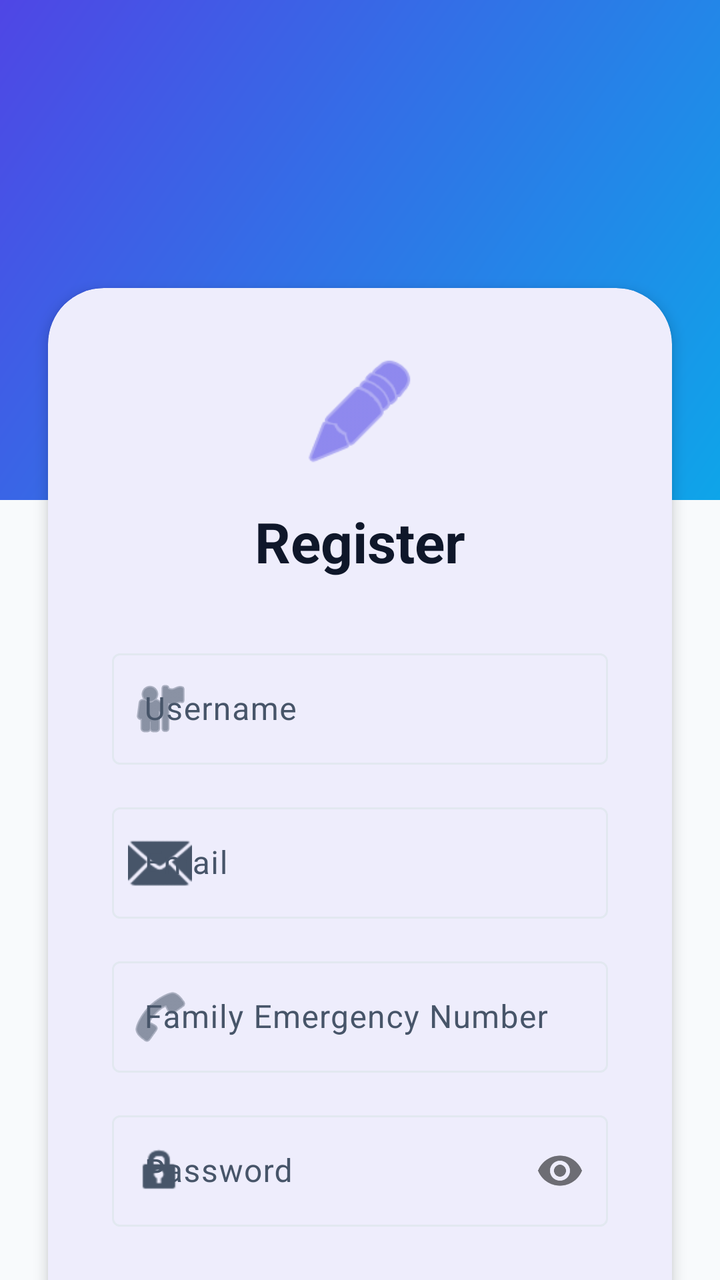
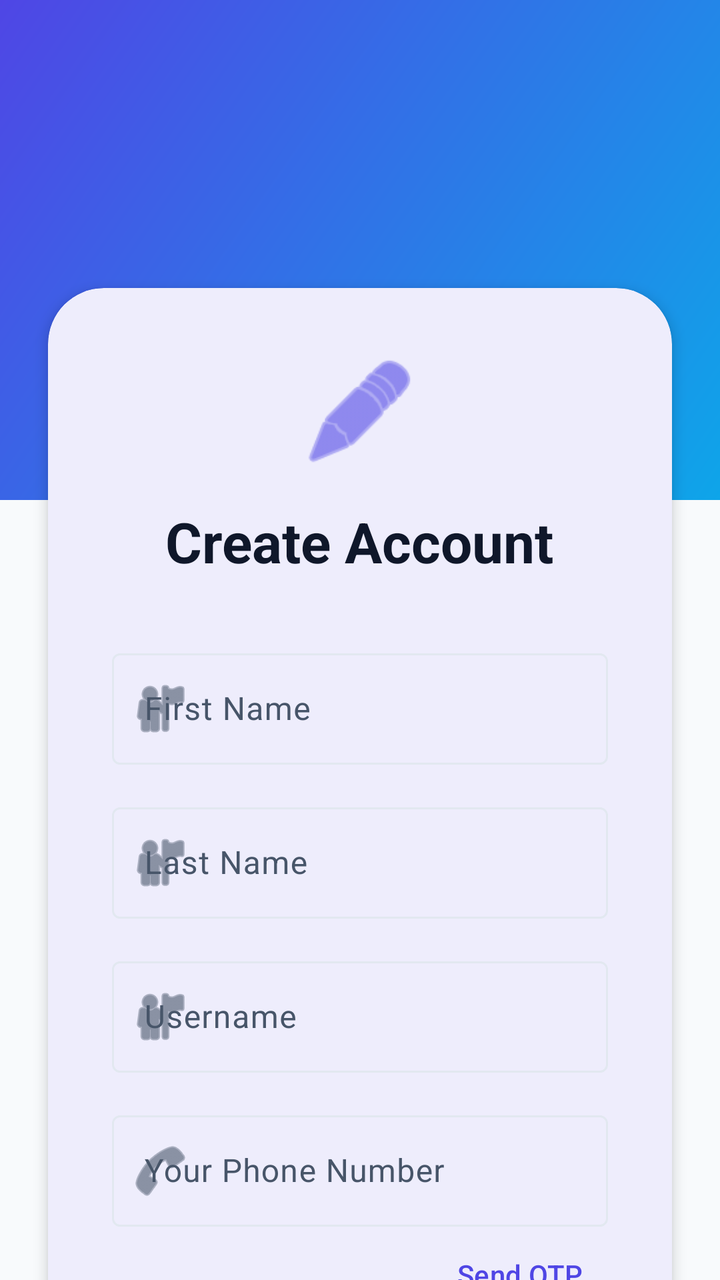

The first picture is an Android layout as it rendered before a commit; the second is the same layout after the commit. The layout source and the unified diff follow.
<!-- AndroidManifest.xml: application theme Theme.CrimeDetection -->
<!-- res/layout/activity_register.xml -->
<?xml version="1.0" encoding="utf-8"?>
<androidx.constraintlayout.widget.ConstraintLayout xmlns:android="http://schemas.android.com/apk/res/android"
    xmlns:app="http://schemas.android.com/apk/res-auto"
    android:layout_width="match_parent"
    android:layout_height="match_parent"
    android:background="?android:attr/colorBackground">

    <View
        android:id="@+id/topGradient"
        android:layout_width="match_parent"
        android:layout_height="250dp"
        android:background="@drawable/bg_gradient_primary"
        app:layout_constraintTop_toTopOf="parent" />

    <androidx.core.widget.NestedScrollView
        android:layout_width="match_parent"
        android:layout_height="match_parent"
        android:clipToPadding="false"
        android:paddingTop="120dp"
        android:paddingBottom="40dp">

        <com.google.android.material.card.MaterialCardView
            android:layout_width="match_parent"
            android:layout_height="wrap_content"
            android:layout_margin="24dp"
            app:cardCornerRadius="28dp"
            app:cardElevation="4dp"
            app:strokeWidth="0dp">

            <LinearLayout
                android:layout_width="match_parent"
                android:layout_height="wrap_content"
                android:orientation="vertical"
                android:padding="32dp">

                <ImageView
                    android:layout_width="60dp"
                    android:layout_height="60dp"
                    android:layout_gravity="center"
                    android:src="@android:drawable/ic_menu_edit"
                    app:tint="?attr/colorPrimary" />

                <TextView
                    android:layout_width="wrap_content"
                    android:layout_height="wrap_content"
                    android:layout_gravity="center"
                    android:layout_marginTop="16dp"
                    android:text="@string/title_register"
                    android:textColor="?attr/colorOnSurface"
                    android:textSize="28sp"
                    android:textStyle="bold" />

                <com.google.android.material.textfield.TextInputLayout
                    style="@style/Widget.Material3.TextInputLayout.OutlinedBox"
                    android:layout_width="match_parent"
                    android:layout_height="wrap_content"
                    android:layout_marginTop="32dp"
                    android:hint="@string/label_username"
                    app:startIconDrawable="@android:drawable/ic_menu_myplaces">

                    <com.google.android.material.textfield.TextInputEditText
                        android:id="@+id/etUsername"
                        android:layout_width="match_parent"
                        android:layout_height="wrap_content"
                        android:inputType="textPersonName" />
                </com.google.android.material.textfield.TextInputLayout>

                <com.google.android.material.textfield.TextInputLayout
                    style="@style/Widget.Material3.TextInputLayout.OutlinedBox"
                    android:layout_width="match_parent"
                    android:layout_height="wrap_content"
                    android:layout_marginTop="16dp"
                    android:hint="@string/label_email"
                    app:startIconDrawable="@android:drawable/ic_dialog_email">

                    <com.google.android.material.textfield.TextInputEditText
                        android:id="@+id/etEmail"
                        android:layout_width="match_parent"
                        android:layout_height="wrap_content"
                        android:inputType="textEmailAddress" />
                </com.google.android.material.textfield.TextInputLayout>

                <com.google.android.material.textfield.TextInputLayout
                    style="@style/Widget.Material3.TextInputLayout.OutlinedBox"
                    android:layout_width="match_parent"
                    android:layout_height="wrap_content"
                    android:layout_marginTop="16dp"
                    android:hint="@string/label_family_num"
                    app:startIconDrawable="@android:drawable/ic_menu_call">

                    <com.google.android.material.textfield.TextInputEditText
                        android:id="@+id/etFamilyNum"
                        android:layout_width="match_parent"
                        android:layout_height="wrap_content"
                        android:inputType="phone" />
                </com.google.android.material.textfield.TextInputLayout>

                <com.google.android.material.textfield.TextInputLayout
                    style="@style/Widget.Material3.TextInputLayout.OutlinedBox"
                    android:layout_width="match_parent"
                    android:layout_height="wrap_content"
                    android:layout_marginTop="16dp"
                    android:hint="@string/label_password"
                    app:passwordToggleEnabled="true"
                    app:startIconDrawable="@android:drawable/ic_lock_idle_lock">

                    <com.google.android.material.textfield.TextInputEditText
                        android:id="@+id/etPassword"
                        android:layout_width="match_parent"
                        android:layout_height="wrap_content"
                        android:inputType="textPassword" />
                </com.google.android.material.textfield.TextInputLayout>

                <com.google.android.material.button.MaterialButton
                    android:id="@+id/btnRegister"
                    android:layout_width="match_parent"
                    android:layout_height="60dp"
                    android:layout_marginTop="32dp"
                    android:text="@string/btn_register"
                    android:textSize="16sp"
                    app:cornerRadius="16dp" />

                <TextView
                    android:id="@+id/tvLogin"
                    android:layout_width="wrap_content"
                    android:layout_height="wrap_content"
                    android:layout_gravity="center"
                    android:layout_marginTop="24dp"
                    android:padding="8dp"
                    android:text="@string/msg_has_account"
                    android:textColor="?attr/colorPrimary"
                    android:textStyle="bold" />

            </LinearLayout>
        </com.google.android.material.card.MaterialCardView>
    </androidx.core.widget.NestedScrollView>

</androidx.constraintlayout.widget.ConstraintLayout>
<!-- resources referenced by this layout -->
<resources>
  <!-- drawable bg_gradient_primary (drawable) -->
  <?xml version="1.0" encoding="utf-8"?>
  <shape xmlns:android="http://schemas.android.com/apk/res/android">
      <gradient
          android:angle="135"
          android:endColor="@color/colorPrimary"
          android:startColor="@color/colorTertiary"
          android:type="linear" />
  </shape>
  <string name="btn_register">Register</string>
  <string name="label_email">Email</string>
  <string name="label_family_num">Family Emergency Number</string>
  <string name="label_password">Password</string>
  <string name="label_username">Username</string>
  <string name="msg_has_account">Already have an account? Login</string>
  <string name="title_register">Register</string>
  <style name="Theme.CrimeDetection" parent="Theme.Material3.DayNight.NoActionBar">
          
          <item name="colorPrimary">@color/colorPrimary</item>
          <item name="colorOnPrimary">@color/colorOnPrimary</item>
          <item name="colorPrimaryContainer">@color/colorPrimaryContainer</item>
          <item name="colorOnPrimaryContainer">@color/colorOnPrimaryContainer</item>
  
          
          <item name="colorSecondary">@color/colorSecondary</item>
          <item name="colorOnSecondary">@color/colorOnSecondary</item>
          <item name="colorSecondaryContainer">@color/colorSecondaryContainer</item>
          <item name="colorOnSecondaryContainer">@color/colorOnSecondaryContainer</item>
  
          
          <item name="colorTertiary">@color/colorTertiary</item>
          <item name="colorOnTertiary">@color/colorOnTertiary</item>
  
          
          <item name="android:statusBarColor">?attr/colorSurface</item>
          <item name="android:windowLightStatusBar">true</item>
  
          
          <item name="android:colorBackground">@color/colorBackground</item>
          <item name="colorSurface">@color/colorSurface</item>
          <item name="colorOnSurface">@color/colorOnSurface</item>
          <item name="colorSurfaceVariant">@color/colorSurfaceVariant</item>
          <item name="colorOnSurfaceVariant">@color/colorOnSurfaceVariant</item>
          <item name="colorOutline">@color/colorOutline</item>
  
          <item name="bottomNavigationStyle">@style/Widget.App.BottomNavigationView</item>
      </style>
  <color name="colorPrimary">#4F46E5</color>
  <color name="colorTertiary">#0EA5E9</color>
  <color name="colorOnPrimary">#FFFFFF</color>
  <color name="colorPrimaryContainer">#EEF2FF</color>
  <color name="colorOnPrimaryContainer">#3730A3</color>
  <color name="colorSecondary">#0F172A</color>
  <color name="colorOnSecondary">#FFFFFF</color>
  <color name="colorSecondaryContainer">#F1F5F9</color>
  <color name="colorOnSecondaryContainer">#1E293B</color>
  <color name="colorOnTertiary">#FFFFFF</color>
  <color name="colorBackground">#F8FAFC</color>
  <color name="colorSurface">#FFFFFF</color>
  <color name="colorOnSurface">#0F172A</color>
  <color name="colorSurfaceVariant">#F1F5F9</color>
  <color name="colorOnSurfaceVariant">#475569</color>
  <color name="colorOutline">#E2E8F0</color>
  <style name="Widget.App.BottomNavigationView" parent="Widget.Material3.BottomNavigationView">
          <item name="labelVisibilityMode">labeled</item>
          <item name="itemIconTint">@color/bottom_nav_colors</item>
          <item name="itemTextColor">@color/bottom_nav_colors</item>
          <item name="itemRippleColor">@color/colorSecondaryContainer</item>
          <item name="backgroundTint">?attr/colorSurface</item>
      </style>
</resources>

<!-- the commit's change to res/layout/activity_register.xml (unified diff, before → after) -->
@@ -55,6 +55,36 @@
                     android:layout_width="match_parent"
                     android:layout_height="wrap_content"
                     android:layout_marginTop="32dp"
+                    android:hint="@string/label_first_name"
+                    app:startIconDrawable="@android:drawable/ic_menu_myplaces">
+
+                    <com.google.android.material.textfield.TextInputEditText
+                        android:id="@+id/etFirstName"
+                        android:layout_width="match_parent"
+                        android:layout_height="wrap_content"
+                        android:inputType="textPersonName" />
+                </com.google.android.material.textfield.TextInputLayout>
+
+                <com.google.android.material.textfield.TextInputLayout
+                    style="@style/Widget.Material3.TextInputLayout.OutlinedBox"
+                    android:layout_width="match_parent"
+                    android:layout_height="wrap_content"
+                    android:layout_marginTop="16dp"
+                    android:hint="@string/label_last_name"
+                    app:startIconDrawable="@android:drawable/ic_menu_myplaces">
+
+                    <com.google.android.material.textfield.TextInputEditText
+                        android:id="@+id/etLastName"
+                        android:layout_width="match_parent"
+                        android:layout_height="wrap_content"
+                        android:inputType="textPersonName" />
+                </com.google.android.material.textfield.TextInputLayout>
+
+                <com.google.android.material.textfield.TextInputLayout
+                    style="@style/Widget.Material3.TextInputLayout.OutlinedBox"
+                    android:layout_width="match_parent"
+                    android:layout_height="wrap_content"
+                    android:layout_marginTop="16dp"
                     android:hint="@string/label_username"
                     app:startIconDrawable="@android:drawable/ic_menu_myplaces">
 
@@ -70,6 +100,61 @@
                     android:layout_width="match_parent"
                     android:layout_height="wrap_content"
                     android:layout_marginTop="16dp"
+                    android:hint="Your Phone Number"
+                    app:startIconDrawable="@android:drawable/ic_menu_call">
+
+                    <com.google.android.material.textfield.TextInputEditText
+                        android:id="@+id/etUserPhone"
+                        android:layout_width="match_parent"
+                        android:layout_height="wrap_content"
+                        android:inputType="phone" />
+                </com.google.android.material.textfield.TextInputLayout>
+
+                <LinearLayout
+                    android:id="@+id/otpContainer"
+                    android:layout_width="match_parent"
+                    android:layout_height="wrap_content"
+                    android:orientation="vertical"
+                    android:visibility="gone">
+
+                    <com.google.android.material.textfield.TextInputLayout
+                        style="@style/Widget.Material3.TextInputLayout.OutlinedBox"
+                        android:layout_width="match_parent"
+                        android:layout_height="wrap_content"
+                        android:layout_marginTop="8dp"
+                        android:hint="Enter OTP"
+                        app:startIconDrawable="@android:drawable/ic_dialog_info">
+
+                        <com.google.android.material.textfield.TextInputEditText
+                            android:id="@+id/etOtp"
+                            android:layout_width="match_parent"
+                            android:layout_height="wrap_content"
+                            android:inputType="number"
+                            android:maxLength="6" />
+                    </com.google.android.material.textfield.TextInputLayout>
+
+                    <com.google.android.material.button.MaterialButton
+                        android:id="@+id/btnSubmitOtp"
+                        style="@style/Widget.Material3.Button.TonalButton"
+                        android:layout_width="match_parent"
+                        android:layout_height="wrap_content"
+                        android:layout_marginTop="8dp"
+                        android:text="Verify OTP" />
+                </LinearLayout>
+
+                <com.google.android.material.button.MaterialButton
+                    android:id="@+id/btnVerifyPhone"
+                    style="@style/Widget.Material3.Button.TextButton"
+                    android:layout_width="wrap_content"
+                    android:layout_height="wrap_content"
+                    android:layout_gravity="end"
+                    android:text="Send OTP" />
+
+                <com.google.android.material.textfield.TextInputLayout
+                    style="@style/Widget.Material3.TextInputLayout.OutlinedBox"
+                    android:layout_width="match_parent"
+                    android:layout_height="wrap_content"
+                    android:layout_marginTop="8dp"
                     android:hint="@string/label_email"
                     app:startIconDrawable="@android:drawable/ic_dialog_email">
 
@@ -80,12 +165,59 @@
                         android:inputType="textEmailAddress" />
                 </com.google.android.material.textfield.TextInputLayout>
 
-                <com.google.android.material.textfield.TextInputLayout
-                    style="@style/Widget.Material3.TextInputLayout.OutlinedBox"
-                    android:layout_width="match_parent"
-                    android:layout_height="wrap_content"
-                    android:layout_marginTop="16dp"
-                    android:hint="@string/label_family_num"
+                <com.google.android.material.button.MaterialButton
+                    android:id="@+id/btnVerifyEmail"
+                    style="@style/Widget.Material3.Button.TextButton"
+                    android:layout_width="wrap_content"
+                    android:layout_height="wrap_content"
+                    android:layout_gravity="end"
+                    android:text="Verify Email" />
+
+                <LinearLayout
+                    android:id="@+id/otpEmailContainer"
+                    android:layout_width="match_parent"
+                    android:layout_height="wrap_content"
+                    android:orientation="vertical"
+                    android:visibility="gone">
+
+                    <com.google.android.material.textfield.TextInputLayout
+                        style="@style/Widget.Material3.TextInputLayout.OutlinedBox"
+                        android:layout_width="match_parent"
+                        android:layout_height="wrap_content"
+                        android:layout_marginTop="8dp"
+                        android:hint="Enter Email OTP"
+                        app:startIconDrawable="@android:drawable/ic_dialog_info">
+
+                        <com.google.android.material.textfield.TextInputEditText
+                            android:id="@+id/etEmailOtp"
+                            android:layout_width="match_parent"
+                            android:layout_height="wrap_content"
+                            android:inputType="number"
+                            android:maxLength="6" />
+                    </com.google.android.material.textfield.TextInputLayout>
+
+                    <com.google.android.material.button.MaterialButton
+                        android:id="@+id/btnSubmitEmailOtp"
+                        style="@style/Widget.Material3.Button.TonalButton"
+                        android:layout_width="match_parent"
+                        android:layout_height="wrap_content"
+                        android:layout_marginTop="8dp"
+                        android:text="Verify Email OTP" />
+                </LinearLayout>
+
+                <TextView
+                    android:layout_width="wrap_content"
+                    android:layout_height="wrap_content"
+                    android:layout_marginTop="16dp"
+                    android:text="Emergency Contact Details"
+                    android:textStyle="bold" />
+
+                <com.google.android.material.textfield.TextInputLayout
+                    style="@style/Widget.Material3.TextInputLayout.OutlinedBox"
+                    android:layout_width="match_parent"
+                    android:layout_height="wrap_content"
+                    android:layout_marginTop="8dp"
+                    android:hint="Emergency Contact Phone"
                     app:startIconDrawable="@android:drawable/ic_menu_call">
 
                     <com.google.android.material.textfield.TextInputEditText
@@ -93,6 +225,21 @@
                         android:layout_width="match_parent"
                         android:layout_height="wrap_content"
                         android:inputType="phone" />
+                </com.google.android.material.textfield.TextInputLayout>
+
+                <com.google.android.material.textfield.TextInputLayout
+                    style="@style/Widget.Material3.TextInputLayout.OutlinedBox"
+                    android:layout_width="match_parent"
+                    android:layout_height="wrap_content"
+                    android:layout_marginTop="16dp"
+                    android:hint="Emergency Contact Email"
+                    app:startIconDrawable="@android:drawable/ic_dialog_email">
+
+                    <com.google.android.material.textfield.TextInputEditText
+                        android:id="@+id/etEmergencyEmail"
+                        android:layout_width="match_parent"
+                        android:layout_height="wrap_content"
+                        android:inputType="textEmailAddress" />
                 </com.google.android.material.textfield.TextInputLayout>
 
                 <com.google.android.material.textfield.TextInputLayout
<!-- resource entries referenced after the edit -->
@@ -11,11 +11,12 @@
   </shape>
   <string name="btn_register">Register</string>
   <string name="label_email">Email</string>
-  <string name="label_family_num">Family Emergency Number</string>
+  <string name="label_first_name">First Name</string>
+  <string name="label_last_name">Last Name</string>
   <string name="label_password">Password</string>
   <string name="label_username">Username</string>
   <string name="msg_has_account">Already have an account? Login</string>
-  <string name="title_register">Register</string>
+  <string name="title_register">Create Account</string>
   <style name="Theme.CrimeDetection" parent="Theme.Material3.DayNight.NoActionBar">
           
           <item name="colorPrimary">@color/colorPrimary</item>
